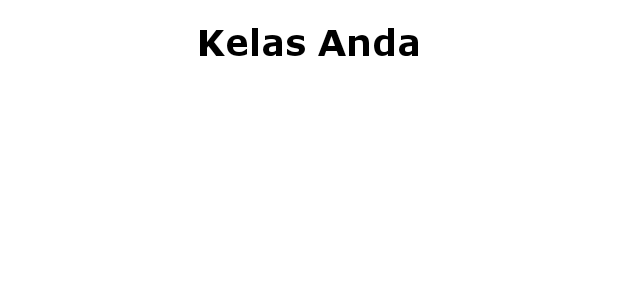
After one commit to EriSetyawan166/mobile-learning, an Android app built with Jetpack Compose: the layout activity_materi_siswa.xml on its own in the app's theme, with its tools: preview values and no code run, on a phone screen of 412 x 824 dp. The commit adds this screen. Shown: the top 300 px of the screen. Run offline under Robolectric (Android 15) with nearby library versions, the phone set to English and light mode, and no system bars; network calls fail.

Commit message:
checkpoint backup for pdf

```diff
--- a/app/build.gradle.kts
+++ b/app/build.gradle.kts
@@ -67,6 +67,7 @@ dependencies {
     implementation("com.android.volley:volley:1.2.1")
     implementation("androidx.recyclerview:recyclerview:1.2.1")
     implementation("androidx.swiperefreshlayout:swiperefreshlayout:1.1.0")
+//    implementation("com.github.mhiew:android-pdf-viewer:3.2.0-beta.1")
     implementation(libs.androidx.appcompat)
     implementation(libs.androidx.activity)
     testImplementation(libs.junit)
--- /dev/null
+++ b/app/src/main/java/com/example/mobilelearning/Config.kt
@@ -0,0 +1,5 @@
+package com.example.mobilelearning
+
+object Config {
+    const val BASE_URL = "http://192.168.100.121/mobile_learning_api/"
+}
--- a/app/src/main/java/com/example/mobilelearning/CourseFragment.kt
+++ b/app/src/main/java/com/example/mobilelearning/CourseFragment.kt
@@ -58,7 +58,7 @@ class CourseFragment : Fragment() {
 
     private fun fetchClasses() {
         val queue = Volley.newRequestQueue(requireContext())
-        val url = "http://192.168.100.121/mobile_learning_api/ambilKelas.php"
+        val url = "${Config.BASE_URL}ambilKelas.php"
 
         val jsonObjectRequest = JsonObjectRequest(
             Request.Method.GET, url, null,
--- a/app/src/main/java/com/example/mobilelearning/LoginActivity.kt
+++ b/app/src/main/java/com/example/mobilelearning/LoginActivity.kt
@@ -36,7 +36,7 @@ class LoginActivity : AppCompatActivity() {
     }
 
     private fun login(){
-        val url = "http://192.168.100.121/mobile_learning_api/login.php"
+        val url = "${Config.BASE_URL}login.php"
         val username = editTextUsername.text.toString().trim()
         val password = editTextPassword.text.toString().trim()
 
--- a/app/src/main/res/layout/activity_detail_kelas_siswa.xml
+++ b/app/src/main/res/layout/activity_detail_kelas_siswa.xml
@@ -60,7 +60,7 @@
         app:layout_constraintTop_toBottomOf="@+id/deksripsiTitle" />
 
     <Button
-        android:id="@+id/button"
+        android:id="@+id/masukKeMataPelajaranButton"
         android:layout_width="match_parent"
         android:layout_marginStart="15dp"
         android:layout_marginEnd="15dp"
--- /dev/null
+++ b/app/src/main/res/layout/activity_materi_siswa.xml
@@ -0,0 +1,46 @@
+<?xml version="1.0" encoding="utf-8"?>
+<androidx.constraintlayout.widget.ConstraintLayout xmlns:android="http://schemas.android.com/apk/res/android"
+    xmlns:app="http://schemas.android.com/apk/res-auto"
+    xmlns:tools="http://schemas.android.com/tools"
+    android:id="@+id/main"
+    android:layout_width="match_parent"
+    android:layout_height="match_parent"
+    tools:context=".siswa.MateriSiswaActivity">
+
+    <androidx.appcompat.widget.Toolbar
+        android:id="@+id/toolbar"
+        android:layout_width="match_parent"
+        android:layout_height="?attr/actionBarSize"
+        app:layout_constraintLeft_toLeftOf="parent"
+        app:layout_constraintRight_toRightOf="parent"
+        app:layout_constraintTop_toTopOf="parent"
+        app:titleTextColor="@android:color/white">
+
+        <TextView
+            android:id="@+id/toolbar_title"
+            android:layout_width="wrap_content"
+            android:layout_height="wrap_content"
+            android:layout_gravity="center"
+            android:text="@string/title_home_siswa"
+            android:textColor="@android:color/black"
+            android:textSize="@dimen/font_size_xlarge" />
+    </androidx.appcompat.widget.Toolbar>
+
+    <androidx.swiperefreshlayout.widget.SwipeRefreshLayout
+        android:id="@+id/swipeRefreshLayout"
+        android:layout_width="match_parent"
+        android:layout_height="0dp"
+        app:layout_constraintBottom_toBottomOf="parent"
+        app:layout_constraintEnd_toEndOf="parent"
+        app:layout_constraintStart_toStartOf="parent"
+        app:layout_constraintTop_toBottomOf="@+id/toolbar">
+
+        <androidx.recyclerview.widget.RecyclerView
+            android:id="@+id/recyclerView"
+            android:layout_width="match_parent"
+            android:layout_height="match_parent"
+            android:padding="8dp" />
+
+    </androidx.swiperefreshlayout.widget.SwipeRefreshLayout>
+
+</androidx.constraintlayout.widget.ConstraintLayout>
--- a/app/src/main/res/values/strings.xml
+++ b/app/src/main/res/values/strings.xml
@@ -17,4 +17,6 @@
     <string name="deskripsi_mata_pelajaran">Deskripsi Mata Pelajaran</string>
     <string name="deskripsi">deskripsi</string>
     <string name="masuk_ke_mata_pelajaran">Masuk Ke Mata Pelajaran</string>
+    <string name="lihat_materi">Lihat Materi</string>
+    <string name="download_materi">Download Materi</string>
 </resources>
--- a/app/src/main/res/values/themes.xml
+++ b/app/src/main/res/values/themes.xml
@@ -13,6 +13,7 @@
 
     <style name="Theme.MobileLearning.NoAppBar" parent="Theme.MaterialComponents.Light.NoActionBar">
         <item name="colorPrimary">@color/orange</item>
+        <item name="colorSecondary">@color/grey</item>
         <item name="android:statusBarColor">@color/white</item>
         <item name="android:textViewStyle">@style/DefaultTextViewStyle</item>
         <item name="buttonStyle">@style/DefaultButtonStyle</item>
--- a/app/src/main/res/xml/network_security_config.xml
+++ b/app/src/main/res/xml/network_security_config.xml
@@ -4,6 +4,7 @@
         <domain includeSubdomains="true">localhost</domain>
         <domain includeSubdomains="true">10.0.2.2</domain> <!-- For Android Emulator -->
         <domain includeSubdomains="true">192.168.100.121</domain> <!-- Example: Replace with your local network IP -->
+        <domain includeSubdomains="true">192.168.134.10</domain>
     </domain-config>
     <base-config cleartextTrafficPermitted="false">
         <!-- Default to not permitting cleartext; override as necessary per domain -->
```
Also changed, not shown: app/src/main/AndroidManifest.xml (+8 -0 lines), app/src/main/java/com/example/mobilelearning/Materi.kt (added, +9 -0 lines), app/src/main/java/com/example/mobilelearning/MateriAdapter.kt (added, +108 -0 lines), app/src/main/java/com/example/mobilelearning/PdfViewerActivity.kt (added, +14 -0 lines), app/src/main/java/com/example/mobilelearning/siswa/DetailKelasSiswaActivity.kt (+11 -0 lines), app/src/main/java/com/example/mobilelearning/siswa/MateriSiswaActivity.kt (added, +113 -0 lines), app/src/main/res/layout/activity_pdf_viewer.xml (added, +15 -0 lines), app/src/main/res/layout/item_materi.xml (added, +52 -0 lines).
